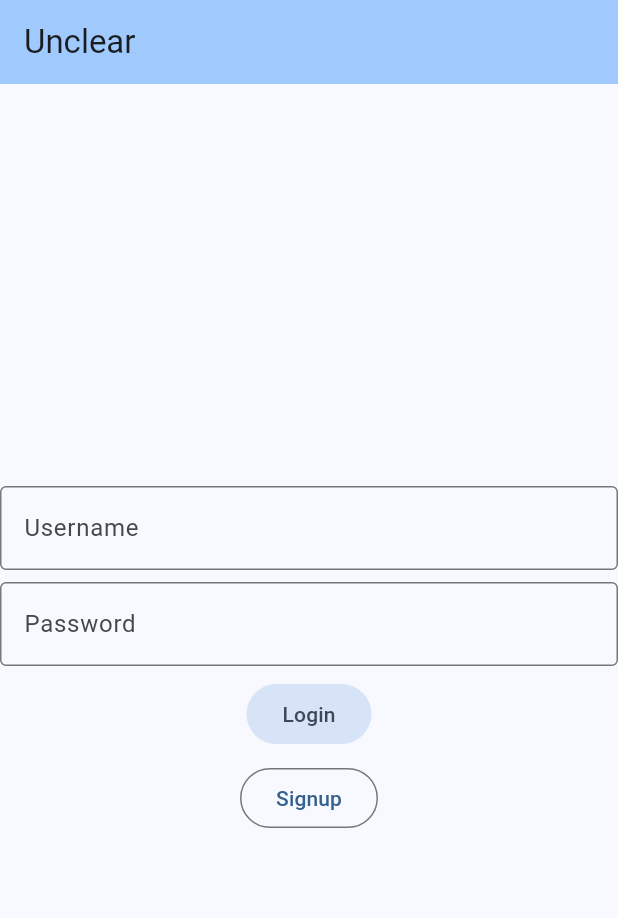
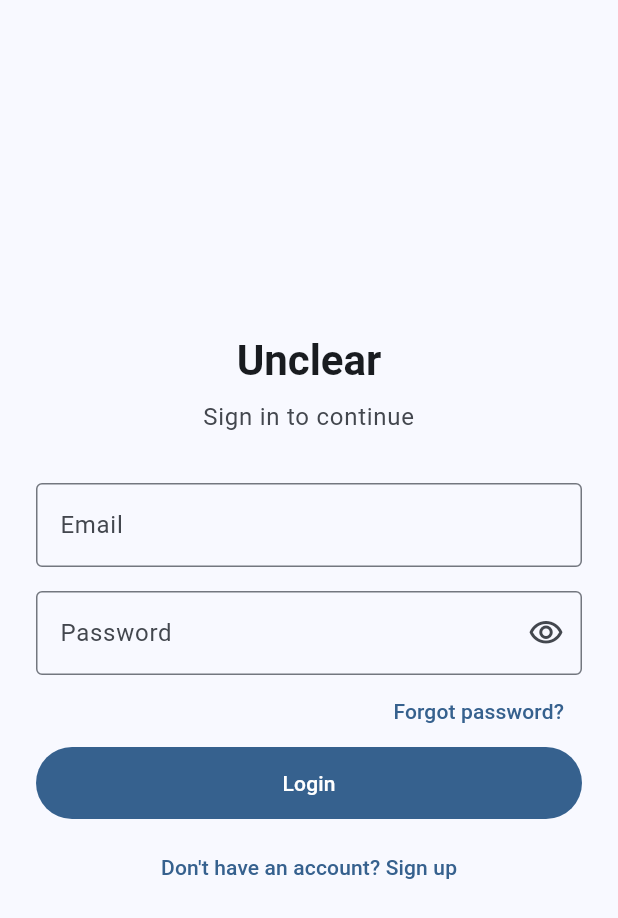
Before and after one commit to OttoRoming/unclear, a Flutter app: the screen it shows after launch, on a phone screen of 412 x 824 dp. Shown: the top 918 px of the screen. Run offline on Flutter 3.47's test engine with Material 3 defaults, Android fonts, the phone set to English and light mode, and no system bars; our stand-ins replace firebase_auth, firebase_core; accounts and stored records are empty.

Commit message:
email authentication

```diff
--- a/lib/main.dart
+++ b/lib/main.dart
@@ -1,103 +1,32 @@
+import 'package:firebase_core/firebase_core.dart';
 import 'package:flutter/material.dart';
 
-void main() {
-  runApp(const MyApp());
+import 'firebase_options.dart';
+import 'screens/auth_gate.dart';
+import 'services/auth_service.dart';
+
+Future<void> main() async {
+  WidgetsFlutterBinding.ensureInitialized();
+  await Firebase.initializeApp(options: DefaultFirebaseOptions.currentPlatform);
+  runApp(MyApp(authService: AuthService()));
 }
 
 class MyApp extends StatelessWidget {
-  const MyApp({super.key});
+  const MyApp({super.key, required this.authService});
+
+  final AuthService authService;
 
   @override
   Widget build(BuildContext context) {
     return MaterialApp(
-      title: 'Flutter Demo',
+      title: 'Unclear',
       theme: ThemeData(
         colorScheme: ColorScheme.fromSeed(seedColor: Colors.blue),
+        inputDecorationTheme: const InputDecorationThemeData(
+          border: OutlineInputBorder(),
+        ),
       ),
-      home: const AuthPage(title: 'Unclear'),
+      home: AuthGate(authService: authService),
     );
   }
 }
-
-class AuthPage extends StatefulWidget {
-  const AuthPage({super.key, required this.title});
-
-  final String title;
-
-  @override
-  State<AuthPage> createState() => _AuthPageState();
-}
-
-class _AuthPageState extends State<AuthPage> {
-  String _username = "";
-  String _password = "";
-
-  void _hanleAuthentication() {
-    Navigator.push(
-      context,
-      MaterialPageRoute(builder: (context) => const HomePage()),
-    );
-  }
-
-  @override
-  Widget build(BuildContext context) {
-    return Scaffold(
-      appBar: AppBar(
-        backgroundColor: Theme.of(context).colorScheme.inversePrimary,
-        title: Text(widget.title),
-      ),
-      body: Center(
-        child: Column(
-          mainAxisAlignment: MainAxisAlignment.center,
-          spacing: 8.0,
-          children: <Widget>[
-            TextField(
-              decoration: InputDecoration(
-                border: OutlineInputBorder(),
-                labelText: 'Username',
-              ),
-            ),
-
-            TextField(
-              obscureText: true,
-              decoration: InputDecoration(
-                border: OutlineInputBorder(),
-                labelText: 'Password',
-              ),
-            ),
-
-            FilledButton.tonal(
-              child: const Text("Login"),
-              onPressed: () {
-                _hanleAuthentication();
-              },
-            ),
-            OutlinedButton(
-              child: const Text("Signup"),
-              onPressed: () {
-                _hanleAuthentication();
-              },
-            ),
-          ],
-        ),
-      ),
-    );
-  }
-}
-
-class HomePage extends StatefulWidget {
-  const HomePage({super.key});
-
-  @override
-  State<HomePage> createState() => _HomePageState();
-}
-
-class _HomePageState extends State<HomePage> {
-  @override
-  Widget build(BuildContext context) {
-    return Scaffold(
-      appBar: AppBar(title: const Text("Home Page")),
-      body: const Center(child: Text("Welcome to the Home Page!")),
-    );
-  }
-}
--- /dev/null
+++ b/lib/screens/auth_gate.dart
@@ -0,0 +1,72 @@
+import 'package:firebase_auth/firebase_auth.dart';
+import 'package:flutter/material.dart';
+
+import '../services/auth_service.dart';
+import 'auth_page.dart';
+import 'home_page.dart';
+
+/// Routes between the login screen and the home screen based on Firebase's
+/// authentication state.
+class AuthGate extends StatelessWidget {
+  const AuthGate({super.key, required this.authService});
+
+  final AuthService authService;
+
+  @override
+  Widget build(BuildContext context) {
+    return StreamBuilder<User?>(
+      stream: authService.authStateChanges,
+      builder: (context, snapshot) {
+        if (snapshot.connectionState == ConnectionState.waiting) {
+          return const _LoadingPage();
+        }
+
+        if (snapshot.hasError) {
+          return _AuthErrorPage(error: snapshot.error.toString());
+        }
+
+        if (snapshot.data == null) {
+          return AuthPage(authService: authService);
+        }
+
+        return HomePage(authService: authService);
+      },
+    );
+  }
+}
+
+class _LoadingPage extends StatelessWidget {
+  const _LoadingPage();
+
+  @override
+  Widget build(BuildContext context) {
+    return const Scaffold(body: Center(child: CircularProgressIndicator()));
+  }
+}
+
+class _AuthErrorPage extends StatelessWidget {
+  const _AuthErrorPage({required this.error});
+
+  final String error;
+
+  @override
+  Widget build(BuildContext context) {
+    return Scaffold(
+      body: Center(
+        child: Padding(
+          padding: const EdgeInsets.all(24),
+          child: Column(
+            mainAxisSize: MainAxisSize.min,
+            children: [
+              const Icon(Icons.error_outline, size: 48),
+              const SizedBox(height: 16),
+              const Text('Could not read the authentication state.'),
+              const SizedBox(height: 8),
+              Text(error, textAlign: TextAlign.center),
+            ],
+          ),
+        ),
+      ),
+    );
+  }
+}
--- /dev/null
+++ b/lib/screens/auth_page.dart
@@ -0,0 +1,339 @@
+import 'package:firebase_auth/firebase_auth.dart';
+import 'package:flutter/material.dart';
+
+import '../services/auth_service.dart';
+
+class AuthPage extends StatefulWidget {
+  const AuthPage({super.key, required this.authService});
+
+  final AuthService authService;
+
+  @override
+  State<AuthPage> createState() => _AuthPageState();
+}
+
+class _AuthPageState extends State<AuthPage> {
+  // https://www.emailregex.com/
+  static final RegExp _emailPattern = RegExp(
+    r'''^(?:[a-z0-9!#$%&'*+/=?^_`{|}~-]+(?:\.[a-z0-9!#$%&'*+/=?^_`{|}~-]+)*|"(?:[\x01-\x08\x0b\x0c\x0e-\x1f\x21\x23-\x5b\x5d-\x7f]|\\[\x01-\x09\x0b\x0c\x0e-\x7f])*")@(?:(?:[a-z0-9](?:[a-z0-9-]*[a-z0-9])?\.)+[a-z0-9](?:[a-z0-9-]*[a-z0-9])?|\[(?:(?:25[0-5]|2[0-4][0-9]|[01]?[0-9][0-9]?)\.){3}(?:25[0-5]|2[0-4][0-9]|[01]?[0-9][0-9]?|[a-z0-9-]*[a-z0-9]:(?:[\x01-\x08\x0b\x0c\x0e-\x1f\x21-\x5a\x53-\x7f]|\\[\x01-\x09\x0b\x0c\x0e-\x7f])+)\])$''',
+    caseSensitive: false,
+  );
+
+  final _usernameController = TextEditingController();
+  final _emailController = TextEditingController();
+  final _passwordController = TextEditingController();
+  final _confirmPasswordController = TextEditingController();
+
+  GlobalKey<FormState> _formKey = GlobalKey<FormState>();
+  bool _isLogin = true;
+  bool _obscurePassword = true;
+  bool _obscureConfirmPassword = true;
+  bool _loading = false;
+  String? _error;
+
+  @override
+  void dispose() {
+    _usernameController.dispose();
+    _emailController.dispose();
+    _passwordController.dispose();
+    _confirmPasswordController.dispose();
+    super.dispose();
+  }
+
+  Future<void> _submit() async {
+    if (_loading || !_formKey.currentState!.validate()) {
+      return;
+    }
+
+    FocusScope.of(context).unfocus();
+    setState(() {
+      _loading = true;
+      _error = null;
+    });
+
+    try {
+      if (_isLogin) {
+        await widget.authService.signIn(
+          email: _emailController.text.trim(),
+          password: _passwordController.text,
+        );
+      } else {
+        await widget.authService.signUp(
+          username: _usernameController.text.trim(),
+          email: _emailController.text.trim(),
+          password: _passwordController.text,
+        );
+      }
+      // AuthGate listens to authStateChanges and swaps the screen on success.
+    } on FirebaseAuthException catch (exception) {
+      if (mounted) {
+        setState(() => _error = authErrorMessage(exception));
+      }
+    } catch (_) {
+      if (mounted) {
+        setState(() => _error = 'Something went wrong. Please try again.');
+      }
+    } finally {
+      if (mounted) {
+        setState(() => _loading = false);
+      }
+    }
+  }
+
+  Future<void> _sendPasswordReset() async {
+    final email = _emailController.text.trim();
+    if (email.isEmpty || !_emailPattern.hasMatch(email)) {
+      setState(() => _error = 'Enter your email address first.');
+      return;
+    }
+
+    setState(() {
+      _loading = true;
+      _error = null;
+    });
+
+    try {
+      await widget.authService.sendPasswordResetEmail(email);
+      if (mounted) {
+        ScaffoldMessenger.of(context).showSnackBar(
+          SnackBar(content: Text('Password reset email sent to $email.')),
+        );
+      }
+    } on FirebaseAuthException catch (exception) {
+      if (mounted) {
+        setState(() => _error = authErrorMessage(exception));
+      }
+    } catch (_) {
+      if (mounted) {
+        setState(() => _error = 'Could not send the reset email.');
+      }
+    } finally {
+      if (mounted) {
+        setState(() => _loading = false);
+      }
+    }
+  }
+
+  void _toggleMode() {
+    FocusScope.of(context).unfocus();
+    setState(() {
+      _isLogin = !_isLogin;
+      _error = null;
+      _passwordController.clear();
+      _confirmPasswordController.clear();
+      _usernameController.clear();
+      _formKey = GlobalKey<FormState>();
+    });
+  }
+
+  String? _validateUsername(String? value) {
+    final username = value?.trim() ?? '';
+    if (username.isEmpty) {
+      return 'Enter a username.';
+    }
+    if (username.length < 2) {
+      return 'Use at least 2 characters.';
+    }
+    return null;
+  }
+
+  String? _validateEmail(String? value) {
+    final email = value?.trim() ?? '';
+    if (email.isEmpty) {
+      return 'Enter your email address.';
+    }
+    if (!_emailPattern.hasMatch(email)) {
+      return 'Enter a valid email address.';
+    }
+    return null;
+  }
+
+  String? _validatePassword(String? value) {
+    final password = value ?? '';
+    if (password.isEmpty) {
+      return 'Enter a password.';
+    }
+    if (password.length < 6) {
+      return 'Use at least 6 characters.';
+    }
+    return null;
+  }
+
+  String? _validateConfirmPassword(String? value) {
+    if (value != _passwordController.text) {
+      return 'Passwords do not match.';
+    }
+    return null;
+  }
+
+  @override
+  Widget build(BuildContext context) {
+    final theme = Theme.of(context);
+
+    return Scaffold(
+      body: SafeArea(
+        child: Center(
+          child: SingleChildScrollView(
+            padding: const EdgeInsets.all(24),
+            child: ConstrainedBox(
+              constraints: const BoxConstraints(maxWidth: 420),
+              child: Form(
+                key: _formKey,
+                child: Column(
+                  mainAxisSize: MainAxisSize.min,
+                  crossAxisAlignment: CrossAxisAlignment.stretch,
+                  children: [
+                    Text(
+                      'Unclear',
+                      textAlign: TextAlign.center,
+                      style: theme.textTheme.headlineMedium?.copyWith(
+                        fontWeight: FontWeight.bold,
+                      ),
+                    ),
+                    const SizedBox(height: 8),
+                    Text(
+                      _isLogin ? 'Sign in to continue' : 'Create your account',
+                      textAlign: TextAlign.center,
+                      style: theme.textTheme.bodyLarge?.copyWith(
+                        color: theme.colorScheme.onSurfaceVariant,
+                      ),
+                    ),
+                    const SizedBox(height: 32),
+                    if (!_isLogin) ...[
+                      TextFormField(
+                        controller: _usernameController,
+                        decoration: const InputDecoration(
+                          labelText: 'Username',
+                        ),
+                        textInputAction: TextInputAction.next,
+                        autocorrect: false,
+                        validator: _validateUsername,
+                      ),
+                      const SizedBox(height: 16),
+                    ],
+                    TextFormField(
+                      controller: _emailController,
+                      decoration: const InputDecoration(labelText: 'Email'),
+                      keyboardType: TextInputType.emailAddress,
+                      textInputAction: TextInputAction.next,
+                      autocorrect: false,
+                      enableSuggestions: false,
+                      autofillHints: const [AutofillHints.email],
+                      validator: _validateEmail,
+                    ),
+                    const SizedBox(height: 16),
+                    TextFormField(
+                      controller: _passwordController,
+                      decoration: InputDecoration(
+                        labelText: 'Password',
+                        suffixIcon: IconButton(
+                          onPressed: () => setState(
+                            () => _obscurePassword = !_obscurePassword,
+                          ),
+                          icon: Icon(
+                            _obscurePassword
+                                ? Icons.visibility_outlined
+                                : Icons.visibility_off_outlined,
+                          ),
+                          tooltip: _obscurePassword
+                              ? 'Show password'
+                              : 'Hide password',
+                        ),
+                      ),
+                      obscureText: _obscurePassword,
+                      textInputAction: _isLogin
+                          ? TextInputAction.done
+                          : TextInputAction.next,
+                      autofillHints: [
+                        _isLogin
+                            ? AutofillHints.password
+                            : AutofillHints.newPassword,
+                      ],
+                      validator: _validatePassword,
+                      onFieldSubmitted: _isLogin ? (_) => _submit() : null,
+                    ),
+                    if (!_isLogin) ...[
+                      const SizedBox(height: 16),
+                      TextFormField(
+                        controller: _confirmPasswordController,
+                        decoration: InputDecoration(
+                          labelText: 'Confirm password',
+                          suffixIcon: IconButton(
+                            onPressed: () => setState(
+                              () => _obscureConfirmPassword =
+                                  !_obscureConfirmPassword,
+                            ),
+                            icon: Icon(
+                              _obscureConfirmPassword
+                                  ? Icons.visibility_outlined
+                                  : Icons.visibility_off_outlined,
+                            ),
+                            tooltip: _obscureConfirmPassword
+                                ? 'Show password'
+                                : 'Hide password',
+                          ),
+                        ),
+                        obscureText: _obscureConfirmPassword,
+                        textInputAction: TextInputAction.done,
+                        validator: _validateConfirmPassword,
+                        onFieldSubmitted: (_) => _submit(),
+                      ),
+                    ],
+                    if (_isLogin)
+                      Align(
+                        alignment: Alignment.centerRight,
+                        child: TextButton(
+                          onPressed: _loading ? null : _sendPasswordReset,
+                          child: const Text('Forgot password?'),
+                        ),
+                      )
+                    else
+                      const SizedBox(height: 16),
+                    if (_error != null) ...[
+                      Container(
+                        padding: const EdgeInsets.all(12),
+                        decoration: BoxDecoration(
+                          color: theme.colorScheme.errorContainer,
+                          borderRadius: BorderRadius.circular(8),
+                        ),
+                        child: Text(
+                          _error!,
+                          style: TextStyle(
+                            color: theme.colorScheme.onErrorContainer,
+                          ),
+                        ),
+                      ),
+                      const SizedBox(height: 16),
+                    ],
+                    FilledButton(
+                      onPressed: _loading ? null : _submit,
+                      style: FilledButton.styleFrom(
+                        minimumSize: const Size.fromHeight(48),
+                      ),
+                      child: _loading
+                          ? const SizedBox(
+                              width: 20,
+                              height: 20,
+                              child: CircularProgressIndicator(strokeWidth: 2),
+                            )
+                          : Text(_isLogin ? 'Login' : 'Create account'),
+                    ),
+                    const SizedBox(height: 8),
+                    TextButton(
+                      onPressed: _loading ? null : _toggleMode,
+                      child: Text(
+                        _isLogin
+                            ? "Don't have an account? Sign up"
+                            : 'Already have an account? Login',
+                      ),
+                    ),
+                  ],
+                ),
+              ),
+            ),
+          ),
+        ),
+      ),
+    );
+  }
+}
--- /dev/null
+++ b/lib/services/auth_service.dart
@@ -0,0 +1,63 @@
+import 'package:firebase_auth/firebase_auth.dart';
+
+/// Thin wrapper around [FirebaseAuth] so screens do not depend directly on
+/// the Firebase plugin.
+class AuthService {
+  AuthService({FirebaseAuth? auth}) : _auth = auth ?? FirebaseAuth.instance;
+
+  final FirebaseAuth _auth;
+
+  late final Stream<User?> authStateChanges = _auth.authStateChanges();
+
+  late final Stream<User?> userChanges = _auth.userChanges();
+
+  User? get currentUser => _auth.currentUser;
+
+  Future<void> signIn({required String email, required String password}) async {
+    await _auth.signInWithEmailAndPassword(email: email, password: password);
+  }
+
+  Future<void> signUp({
+    required String username,
+    required String email,
+    required String password,
+  }) async {
+    final credential = await _auth.createUserWithEmailAndPassword(
+      email: email,
+      password: password,
+    );
+
+    final user = credential.user;
+    if (user == null) {
+      return;
+    }
+
+    await user.updateDisplayName(username);
+  }
+
+  Future<void> signOut() => _auth.signOut();
+
+  Future<void> sendPasswordResetEmail(String email) =>
+      _auth.sendPasswordResetEmail(email: email);
+}
+
+String authErrorMessage(FirebaseAuthException exception) {
+  return switch (exception.code) {
+    'invalid-email' => 'The email address is not valid.',
+    'user-disabled' => 'This account has been disabled.',
+    'user-not-found' ||
+    'wrong-password' ||
+    'invalid-credential' ||
+    'invalid-login-credentials' => 'Incorrect email or password.',
+    'email-already-in-use' =>
+      'An account already exists with this email address.',
+    'weak-password' => 'The password is too weak. Use at least 6 characters.',
+    'too-many-requests' => 'Too many attempts. Please try again later.',
+    'network-request-failed' =>
+      'Network error. Check your connection and try again.',
+    'operation-not-allowed' =>
+      'Email/password sign-in is not enabled in Firebase.',
+    'requires-recent-login' => 'Please sign in again to continue.',
+    _ => 'Authentication failed. Please try again.',
+  };
+}
--- a/pubspec.yaml
+++ b/pubspec.yaml
@@ -34,6 +34,8 @@ dependencies:
   # The following adds the Cupertino Icons font to your application.
   # Use with the CupertinoIcons class for iOS style icons.
   cupertino_icons: ^1.0.8
+  firebase_auth: ^7.0.1
+  firebase_core: ^5.1.0
 
 dev_dependencies:
   flutter_test:
```
Also changed, not shown: analysis_options.yaml (+9 -0 lines), lib/screens/home_page.dart (added, +85 -0 lines), pubspec.lock, 5 other files.
